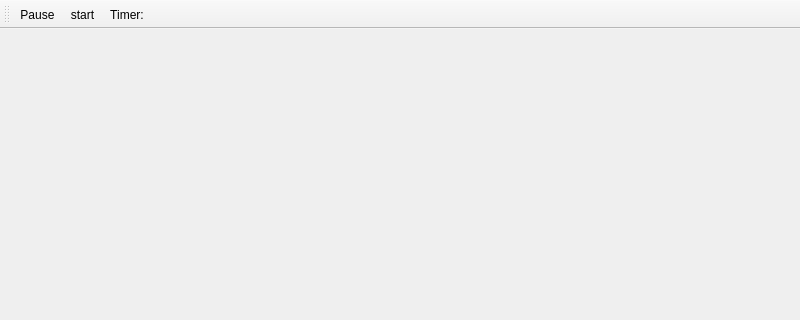
thePeterPan/CS3505-2016, file A7-Parachutes/A7-Parachutes/gamewindow.ui: the form before one commit; both pictures show x 0 to 800 and y 0 to 320 of the 800 by 635 pixel window.
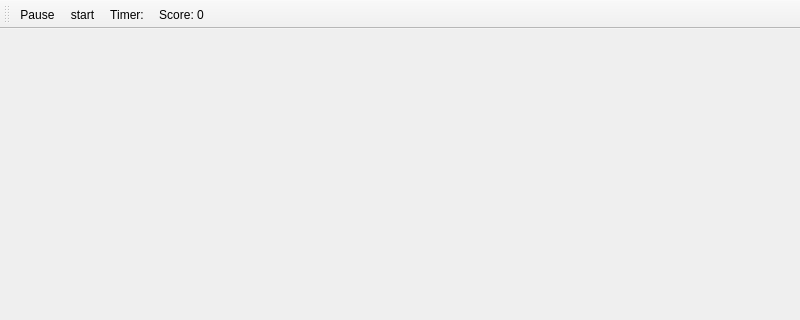
The form after the commit. Icons and pictures are not drawn.

Commit message: Score Label

Patch:
```diff
--- a/A7-Parachutes/A7-Parachutes/gamewindow.ui
+++ b/A7-Parachutes/A7-Parachutes/gamewindow.ui
@@ -63,6 +63,7 @@
    <addaction name="actionPause"/>
    <addaction name="actionStart"/>
    <addaction name="actionTimer"/>
+   <addaction name="actionScore"/>
   </widget>
   <action name="actionPause">
    <property name="icon">
@@ -87,6 +88,14 @@
     <string>Timer:</string>
    </property>
   </action>
+  <action name="actionScore">
+   <property name="text">
+    <string>Score: 0</string>
+   </property>
+   <property name="toolTip">
+    <string>Score</string>
+   </property>
+  </action>
  </widget>
  <resources>
   <include location="resources.qrc"/>
```
Left out of the diff: 2 changed lines with no effect on the pictures. The commit also changes 3 other files.
